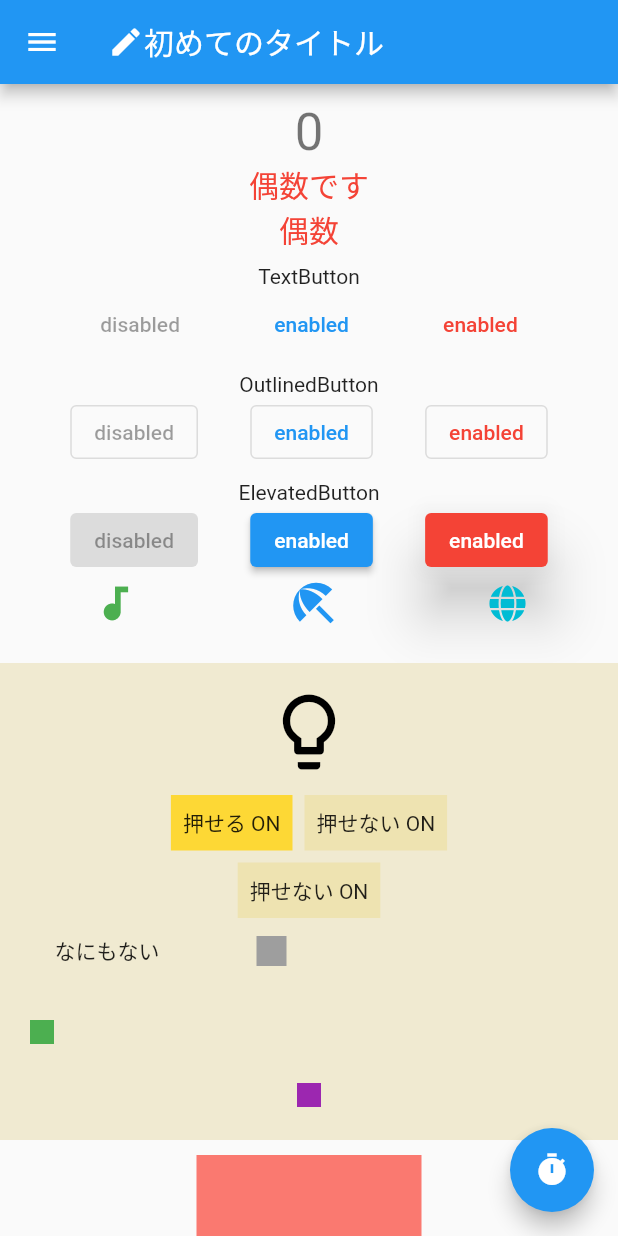
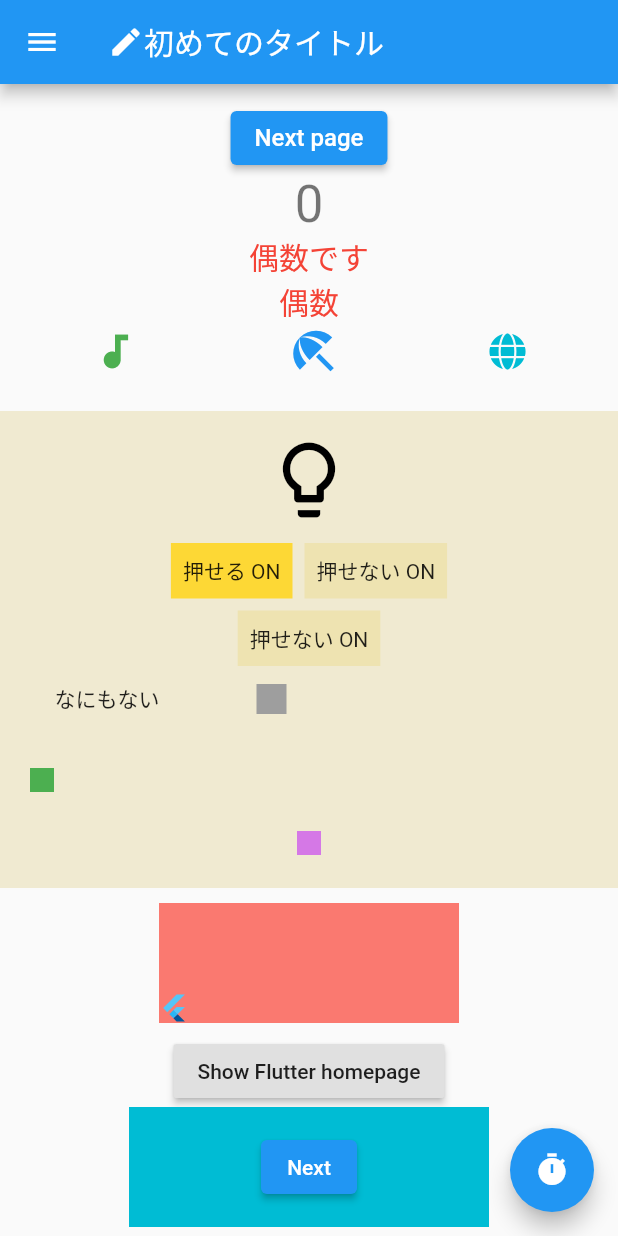
Before and after one commit to terra-namibia/practice2, a Flutter app: the screen it shows after launch, on a phone screen of 412 x 824 dp. Run offline on Flutter 3.47's test engine with Material 2 defaults, Android fonts, the phone set to English and light mode, and no system bars; our stand-ins replace font_awesome_flutter.

```diff
--- a/lib/main.dart
+++ b/lib/main.dart
@@ -41,6 +41,14 @@ class _MyHomePageState extends State<MyHomePage> {
   bool selected = false;
   bool _lightIsOn = false;
   static const String _url = 'https://flutter.dev';
+
+  final PageController _pageController = PageController();
+
+  @override
+  void dispose() {
+    _pageController.dispose();
+    super.dispose();
+  }
 
   final ButtonStyle raisedButtonStyle = ElevatedButton.styleFrom(
     onPrimary: Colors.black87,
@@ -115,6 +123,15 @@ class _MyHomePageState extends State<MyHomePage> {
                 margin: const EdgeInsets.all(4),
                 child: Column(
                   children: [
+                    ElevatedButton(
+                        onPressed: () => {
+                              Navigator.of(context)
+                                  .push(MaterialPageRoute(builder: (context) {
+                                return TestPage2();
+                              }))
+                            },
+                        child: const Text("Next page",
+                            style: TextStyle(fontSize: 16))),
                     Text(
                       '$_counter',
                       style: Theme.of(context).textTheme.headline4,
@@ -128,79 +145,6 @@ class _MyHomePageState extends State<MyHomePage> {
                     Text('$_type',
                         style:
                             const TextStyle(fontSize: 20, color: Colors.red)),
-                    Container(
-                      padding: const EdgeInsets.only(top: 8),
-                      child: const Text('TextButton'),
-                    ),
-                    Row(
-                      mainAxisAlignment: MainAxisAlignment.spaceEvenly,
-                      children: <Widget>[
-                        const TextButton(
-                          onPressed: null,
-                          child: Text('disabled'),
-                        ),
-                        TextButton(
-                          onPressed: () {},
-                          child: const Text('enabled'),
-                        ),
-                        TextButton(
-                          style: TextButton.styleFrom(
-                            primary: Colors.red,
-                          ),
-                          onPressed: () {},
-                          child: const Text('enabled'),
-                        ),
-                      ],
-                    ),
-                    Container(
-                      padding: const EdgeInsets.only(top: 8),
-                      child: const Text('OutlinedButton'),
-                    ),
-                    Row(
-                      mainAxisAlignment: MainAxisAlignment.spaceEvenly,
-                      children: <Widget>[
-                        const OutlinedButton(
-                          onPressed: null,
-                          child: Text('disabled'),
-                        ),
-                        OutlinedButton(
-                          onPressed: () {},
-                          child: const Text('enabled'),
-                        ),
-                        OutlinedButton(
-                          onPressed: () {},
-                          style: OutlinedButton.styleFrom(
-                            primary: Colors.red,
-                          ),
-                          child: const Text('enabled'),
-                        ),
-                      ],
-                    ),
-                    Container(
-                      padding: const EdgeInsets.only(top: 8),
-                      child: const Text('ElevatedButton'),
-                    ),
-                    Row(
-                      mainAxisAlignment: MainAxisAlignment.spaceEvenly,
-                      children: <Widget>[
-                        const ElevatedButton(
-                          onPressed: null,
-                          child: Text('disabled'),
-                        ),
-                        ElevatedButton(
-                          onPressed: () => {print("ElevatedButtonがおされたよ")},
-                          child: const Text('enabled'),
-                        ),
-                        ElevatedButton(
-                          onPressed: () => {print("ElevatedButtonがおされたよ")},
-                          style: ElevatedButton.styleFrom(
-                            primary: Colors.red,
-                            elevation: 16,
-                          ),
-                          child: const Text('enabled'),
-                        ),
-                      ],
-                    ),
                     Row(
                       mainAxisAlignment: MainAxisAlignment.spaceAround,
                       crossAxisAlignment: CrossAxisAlignment.center,
@@ -337,7 +281,8 @@ class _MyHomePageState extends State<MyHomePage> {
                       child: SizedBox(
                           width: _lightIsOn ? 84 : 16,
                           height: _lightIsOn ? 84 : 16,
-                          child: Container(color: Colors.purple))),
+                          child: Container(
+                              color: Color.fromARGB(255, 213, 120, 230)))),
                 ),
               ]),
             ),
@@ -347,17 +292,19 @@ class _MyHomePageState extends State<MyHomePage> {
                   selected = !selected;
                 });
               },
-              child: Center(
+              child: Container(
+                margin: const EdgeInsets.only(bottom: 8),
+                alignment: Alignment.center,
                 child: Container(
-                  width: 150.0,
-                  height: 150.0,
+                  width: 200.0,
+                  height: 80.0,
                   color: const Color.fromARGB(255, 250, 121, 112),
                   child: AnimatedAlign(
                     alignment:
                         selected ? Alignment.topRight : Alignment.bottomLeft,
                     duration: const Duration(seconds: 1),
                     curve: Curves.fastOutSlowIn,
-                    child: const FlutterLogo(size: 30.0),
+                    child: const FlutterLogo(size: 20.0),
                   ),
                 ),
               ),
@@ -367,14 +314,54 @@ class _MyHomePageState extends State<MyHomePage> {
               onPressed: _launchURL,
               child: const Text('Show Flutter homepage'),
             ),
-            TextButton(
-                onPressed: () => {
-                      Navigator.of(context)
-                          .push(MaterialPageRoute(builder: (context) {
-                        return TestPage2();
-                      }))
-                    },
-                child: const Text("進む", style: TextStyle(fontSize: 30))),
+
+            // 不完全燃焼
+            Container(
+              margin: const EdgeInsets.only(bottom: 20),
+              child: ConstrainedBox(
+                constraints:
+                    const BoxConstraints.expand(height: 80, width: 240),
+                child: PageView(
+                  controller: _pageController,
+                  children: <Widget>[
+                    Container(
+                      color: Colors.cyan,
+                      child: Center(
+                        child: ElevatedButton(
+                          onPressed: () {
+                            if (_pageController.hasClients) {
+                              _pageController.animateToPage(
+                                1,
+                                duration: const Duration(milliseconds: 400),
+                                curve: Curves.easeInOut,
+                              );
+                            }
+                          },
+                          child: const Text('Next'),
+                        ),
+                      ),
+                    ),
+                    Container(
+                      color: Colors.blue,
+                      child: Center(
+                        child: ElevatedButton(
+                          onPressed: () {
+                            if (_pageController.hasClients) {
+                              _pageController.animateToPage(
+                                0,
+                                duration: const Duration(milliseconds: 400),
+                                curve: Curves.easeInOut,
+                              );
+                            }
+                          },
+                          child: const Text('Previous'),
+                        ),
+                      ),
+                    ),
+                  ],
+                ),
+              ),
+            ),
           ],
         ),
       ),
```
Also changed, not shown: lib/MyPageView.dart (added, +75 -0 lines), lib/TestPage2.dart (+85 -4 lines).
